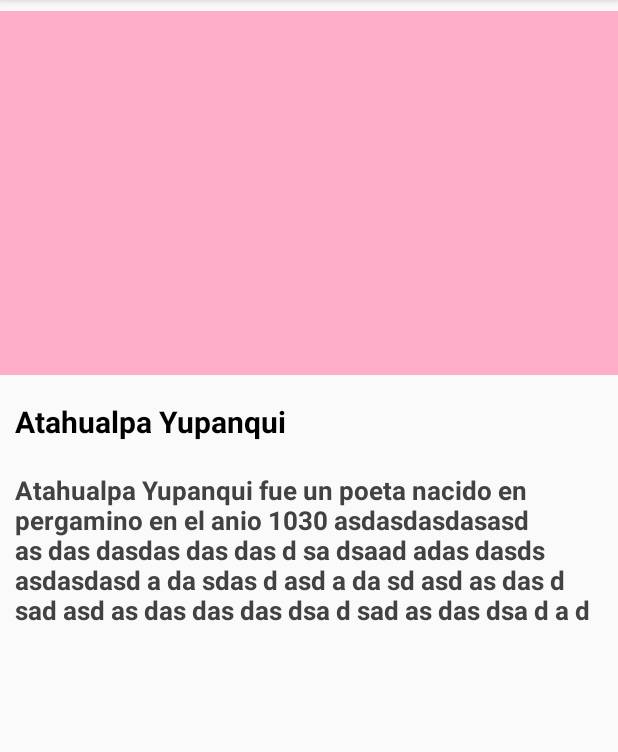
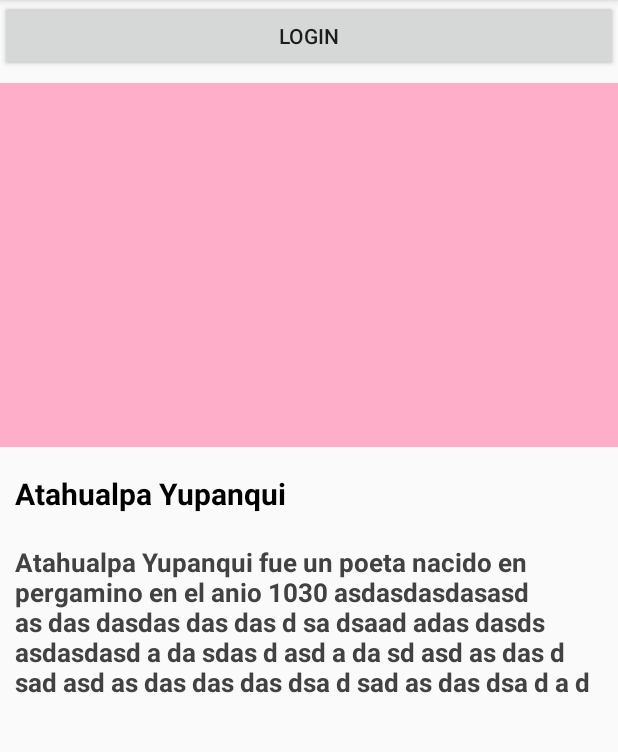
Before and after one commit to PepeYayi/PedroYayaDHFIREBASE, an Android app: the screen it shows after launch (MainActivity), after a tap on "asdasd", on a phone screen of 412 x 824 dp, the part 84-836 px from its top. Run offline under Robolectric (Android 15) with nearby library versions, the phone set to English and light mode, and no system bars; our stand-ins replace Firebase (no records; nobody signed in at launch, a user with empty details on screens opened directly); libraries missing offline, so code that uses them is left out: com.facebook.

Commit message:
login firebase con boton en mainact

```diff
--- a/pedroultimoentregable/app/src/main/res/layout/activity_main.xml
+++ b/pedroultimoentregable/app/src/main/res/layout/activity_main.xml
@@ -6,11 +6,29 @@
     android:layout_height="match_parent"
    >
 
+
+
 <LinearLayout
     android:layout_width="match_parent"
     android:layout_height="match_parent"
     android:orientation="vertical"
-    android:id="@+id/containerMainFragment">
+    >
+
+
+    <Button
+        android:layout_width="match_parent"
+        android:layout_height="wrap_content"
+        android:text="LOGIN"
+        android:id="@+id/loginBoton1"/>
+
+    <LinearLayout
+        android:layout_width="wrap_content"
+        android:layout_height="match_parent"
+        android:orientation="vertical"
+        android:id="@+id/containerMainFragment">
+
+   </LinearLayout>
+
 
 </LinearLayout>
 
```
